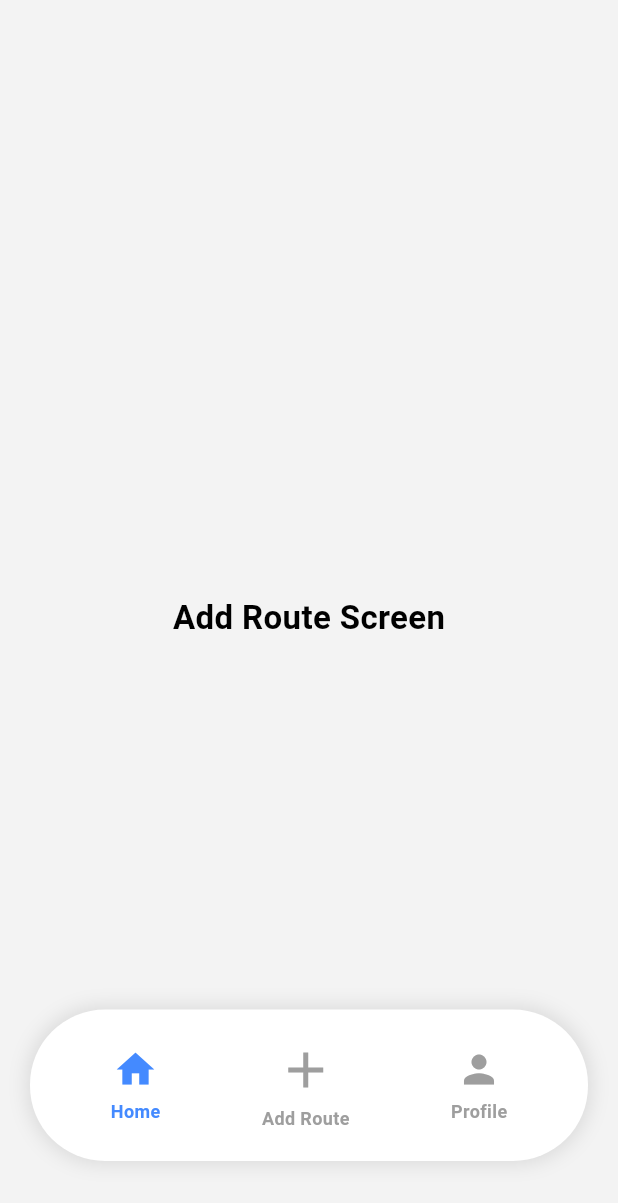
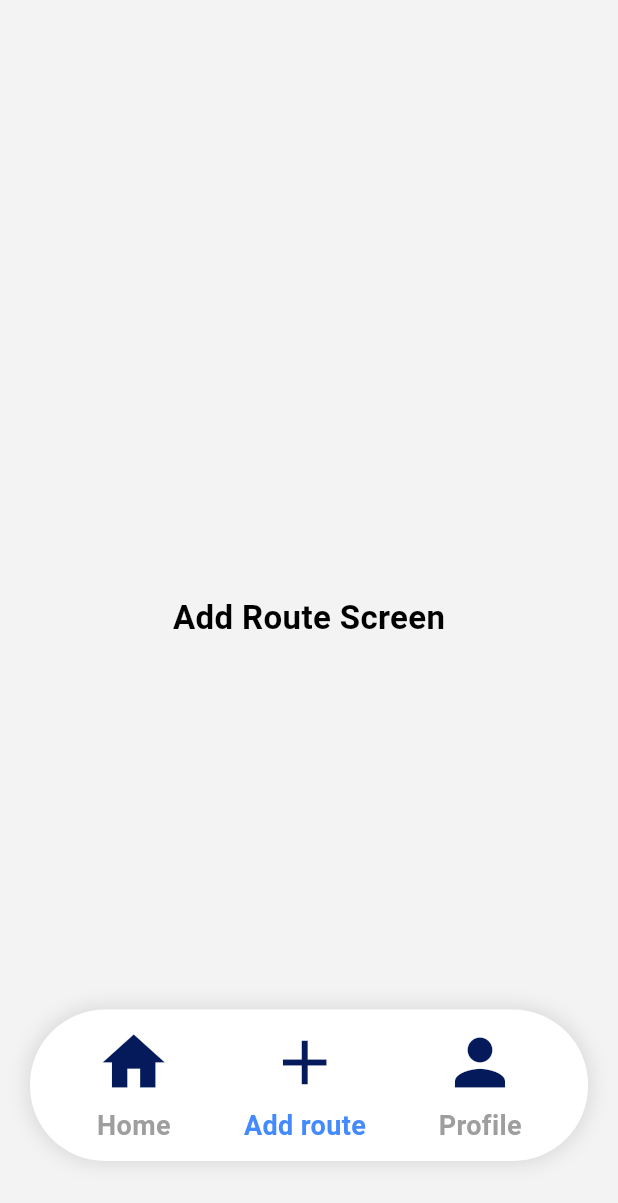
Before and after one commit to ZakSlinin/authors_route_main, a Flutter app: the screen it shows after launch, swiped to page 2, on a phone screen of 412 x 824 dp. Shown: the top 1203 px of the screen. Run offline on Flutter 3.47's test engine with Material 3 defaults, Android fonts, the phone set to English and light mode, and no system bars; statements that could not run were skipped.

Commit message:
feat: new features added, functionality of CustomNavigationBar and NavItem improved

```diff
--- a/lib/features/home_page/view/home_page.dart
+++ b/lib/features/home_page/view/home_page.dart
@@ -1,4 +1,6 @@
+import 'package:author_route_main/screens/add_route/add_route.dart';
 import 'package:author_route_main/screens/profile/profile.dart';
+import 'package:author_route_main/ui/navigation_bar/bar.dart';
 import 'package:author_route_main/screens/search/search.dart';
 import 'package:flutter/material.dart';
 
@@ -18,7 +20,7 @@ class _AuthorsRouteHomeState extends State<AuthorsRouteHome> {
     _pageController.animateToPage(
       index,
       duration: const Duration(milliseconds: 300),
-      curve: Curves.easeOut,
+      curve: Curves.linearToEaseOut,
     );
   }
 
@@ -32,12 +34,10 @@ class _AuthorsRouteHomeState extends State<AuthorsRouteHome> {
         children: [
           PageView(
             controller: _pageController,
-            physics: const NeverScrollableScrollPhysics(),
-            children: const [
-              SearchScreen(),
-              AddRouteScreen(),
-              ProfileScreen(),
-            ],
+            onPageChanged: (value) {
+              setState(() => _selectedPageIndex = value);
+            },
+            children: const [SearchScreen(), AddRouteScreen(), ProfileScreen()],
           ),
 
           Positioned(
@@ -45,73 +45,9 @@ class _AuthorsRouteHomeState extends State<AuthorsRouteHome> {
             right: 20,
             bottom: 50,
             height: 101,
-            child: _buildCustomNavBar(),
+            child: CustomNavigationBar(selectedPageIndex: _selectedPageIndex, onTap: _openPage,),
           ),
         ],
       ),
     );
-  }
-
-  Widget _buildCustomNavBar() {
-    return Container(
-      height: 80,
-      decoration: BoxDecoration(
-        color: Colors.white,
-        borderRadius: BorderRadius.circular(50),
-        boxShadow: [
-          BoxShadow(
-            color: Colors.black.withOpacity(0.1),
-            blurRadius: 10,
-            spreadRadius: 2,
-          ),
-        ],
-      ),
-      padding: const EdgeInsets.symmetric(horizontal: 20, vertical: 10),
-      child: Row(
-        mainAxisAlignment: MainAxisAlignment.spaceAround,
-        children: [
-          _buildNavItem(Icons.home, 'Home', 0),
-          _buildNavItem(Icons.add, 'Add Route', 1),
-          _buildNavItem(Icons.person, 'Profile', 2),
-        ],
-      ),
-    );
-  }
-
-  Widget _buildNavItem(IconData icon, String label, int index) {
-    return GestureDetector(
-      onTap: () => _openPage(index),
-      child: Column(
-        mainAxisSize: MainAxisSize.min,
-        children: [
-          Icon(
-            icon,
-            color: _selectedPageIndex == index
-                ? Colors.blueAccent
-                : Colors.grey,
-            size: index == 1 ? 40 : 30,
-          ),
-          const SizedBox(height: 4),
-          Text(
-            label,
-            style: TextStyle(
-              color: _selectedPageIndex == index
-                  ? Colors.blueAccent
-                  : Colors.grey,
-              fontSize: 12,
-            ),
-          ),
-        ],
-      ),
-    );
-  }
-}
-
-class AddRouteScreen extends StatelessWidget {
-  const AddRouteScreen({super.key});
-
-  @override
-  Widget build(BuildContext context) {
-    return const Center(child: Text('Add Route Screen'));
-  }
-}
+  }}
--- a/lib/screens/search/view/search_screen.dart
+++ b/lib/screens/search/view/search_screen.dart
@@ -1,10 +1,16 @@
+import 'package:author_route_main/ui/silver_app_bar/silver_app_bar.dart';
 import 'package:flutter/cupertino.dart';
+import 'package:flutter/material.dart';
 
 class SearchScreen extends StatelessWidget {
   const SearchScreen({super.key});
 
   @override
   Widget build(BuildContext context) {
-    return const Center(child: Text('Search Screen'));
+    return CustomScrollView(
+      slivers: [
+        SilverAppBar(),
+      ],
+    );
   }
 }
--- a/lib/theme/theme.dart
+++ b/lib/theme/theme.dart
@@ -10,4 +10,7 @@ final darkTheme = ThemeData(
         color: Colors.white, fontSize: 15, fontWeight: FontWeight.w100),
   ),
   scaffoldBackgroundColor: Color(0xFFF3F3F3),
+  appBarTheme: AppBarTheme(
+    backgroundColor: Color.fromARGB(255, 4, 26, 91),
+  ),
 );
--- /dev/null
+++ b/lib/ui/navigation_bar/bar.dart
@@ -0,0 +1 @@
+export 'view/view.dart';
--- /dev/null
+++ b/lib/ui/navigation_bar/view/navigation_bar.dart
@@ -0,0 +1,58 @@
+import 'package:flutter/material.dart';
+import 'package:author_route_main/ui/navigation_bar_item/navigation_bar_item.dart';
+
+
+class CustomNavigationBar extends StatelessWidget {
+  final int selectedPageIndex;
+  final Function(int) onTap;
+
+  const CustomNavigationBar({super.key, required this.onTap, required this.selectedPageIndex});
+
+  @override
+  Widget build(BuildContext context) {
+    return Container(
+      height: 80,
+      decoration: BoxDecoration(
+        color: Colors.white,
+        borderRadius: BorderRadius.circular(50),
+        boxShadow: [
+          BoxShadow(
+            color: Colors.black.withOpacity(0.1),
+            blurRadius: 10,
+            spreadRadius: 2,
+          ),
+        ],
+      ),
+      padding: const EdgeInsets.symmetric(horizontal: 20, vertical: 10),
+      child: Row(
+        mainAxisAlignment: MainAxisAlignment.spaceAround,
+        children: [
+          NavItem(
+            icon: Icons.home,
+            index: 0,
+            size: 50,
+            label: 'Home',
+            selectedPageIndex: selectedPageIndex,
+            onTap: onTap,
+          ),
+          NavItem(
+            icon: Icons.add,
+            index: 1,
+            size: 50,
+            label: 'Add route',
+            selectedPageIndex: selectedPageIndex,
+            onTap: onTap,
+          ),
+          NavItem(
+            icon: Icons.person,
+            index: 2,
+            size: 50,
+            label: 'Profile',
+            selectedPageIndex: selectedPageIndex,
+            onTap: onTap,
+          ),
+        ],
+      ),
+    );
+  }
+}
--- /dev/null
+++ b/lib/ui/navigation_bar/view/view.dart
@@ -0,0 +1 @@
+export 'navigation_bar.dart';
--- /dev/null
+++ b/lib/ui/navigation_bar_item/navigation_bar_item.dart
@@ -0,0 +1 @@
+export 'view/view.dart';
--- /dev/null
+++ b/lib/ui/navigation_bar_item/view/navigation_item_builder.dart
@@ -0,0 +1,48 @@
+import 'package:flutter/material.dart';
+
+class NavItem extends StatelessWidget {
+  final IconData icon;
+  final int index;
+  final double size;
+  final String? label;
+  final int selectedPageIndex;
+  final Function(int) onTap;
+
+  const NavItem({
+    super.key,
+    required this.icon,
+    required this.index,
+    required this.size,
+    this.label,
+    required this.selectedPageIndex,
+    required this.onTap,
+  });
+
+  @override
+  Widget build(BuildContext context) {
+    final theme = Theme.of(context);
+
+    return GestureDetector(
+      onTap: () => onTap(index),
+      child: Column(
+        mainAxisSize: MainAxisSize.min,
+        children: [
+          Icon(icon, color: theme.appBarTheme.backgroundColor, size: size),
+          const SizedBox(height: 4),
+          if (label == null) const SizedBox(height: 4),
+          if (label != null)
+            Text(
+              label!,
+              style: TextStyle(
+                color:
+                    selectedPageIndex == index
+                        ? Colors.blueAccent
+                        : Colors.grey,
+                fontSize: 18,
+              ),
+            ),
+        ],
+      ),
+    );
+  }
+}
--- /dev/null
+++ b/lib/ui/navigation_bar_item/view/view.dart
@@ -0,0 +1 @@
+export 'navigation_item_builder.dart';
--- a/lib/ui/silver_app_bar/view/silver_app_bar.dart
+++ b/lib/ui/silver_app_bar/view/silver_app_bar.dart
@@ -11,7 +11,7 @@ class SilverAppBar extends CustomScrollView {
        snap: true,
        floating: true,
        pinned: true,
-       backgroundColor: Color.fromARGB(255, 12, 12, 12),
+       backgroundColor: theme.appBarTheme.backgroundColor,
        surfaceTintColor: Colors.blueAccent,
        title: Center(
          child: Text(
```
